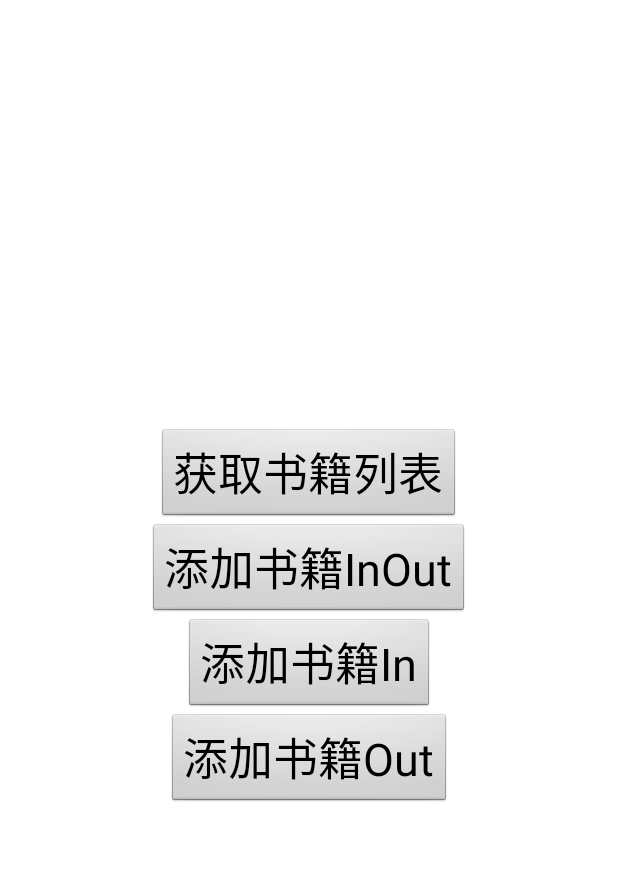
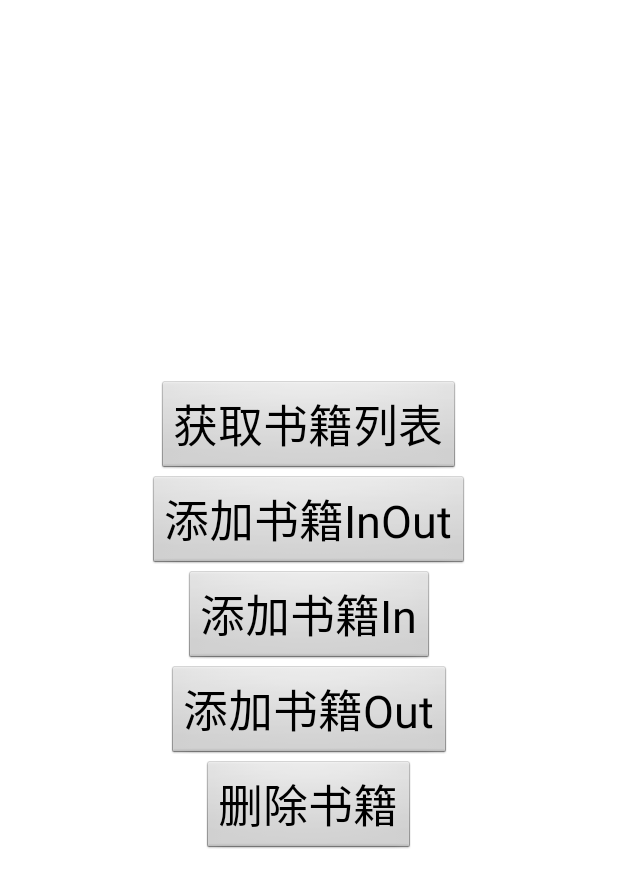
Before and after one commit to gxd523/AidlDemo, an Android app: the screen it shows after launch (MainActivity), on a phone screen of 412 x 824 dp. Shown: the top 888 px of the screen. Run offline under Robolectric (Android 15) with nearby library versions, the phone set to English and light mode, and no system bars; 1 statement that could not run was skipped.

Commit message:
feature:增加回调

```diff
--- a/client/src/main/res/layout/activity_main.xml
+++ b/client/src/main/res/layout/activity_main.xml
@@ -33,4 +33,11 @@
         android:layout_height="wrap_content"
         android:text="添加书籍Out"
         android:textSize="30sp" />
+
+    <Button
+        android:id="@+id/add_book_delete_btn"
+        android:layout_width="wrap_content"
+        android:layout_height="wrap_content"
+        android:text="删除书籍"
+        android:textSize="30sp" />
 </LinearLayout>
```
Also changed, not shown: client/src/main/java/com/demo/aidl/client/MainActivity.java (+14 -5 lines), server/src/main/java/com/demo/aidl/server/AidlService.java (+21 -0 lines), client/src/main/aidl/com/demo/aidl/server/BookController.aidl, client/src/main/aidl/com/demo/aidl/server/OnDeleteBookListener.aidl (added), server/src/main/aidl/com/demo/aidl/server/BookController.aidl, server/src/main/aidl/com/demo/aidl/server/OnDeleteBookListener.aidl (added).
